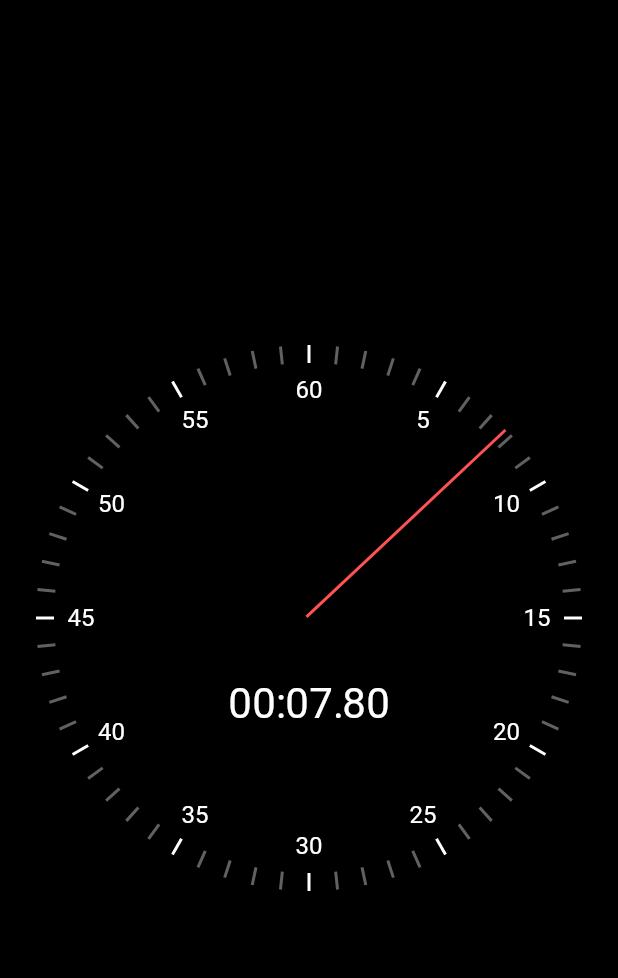
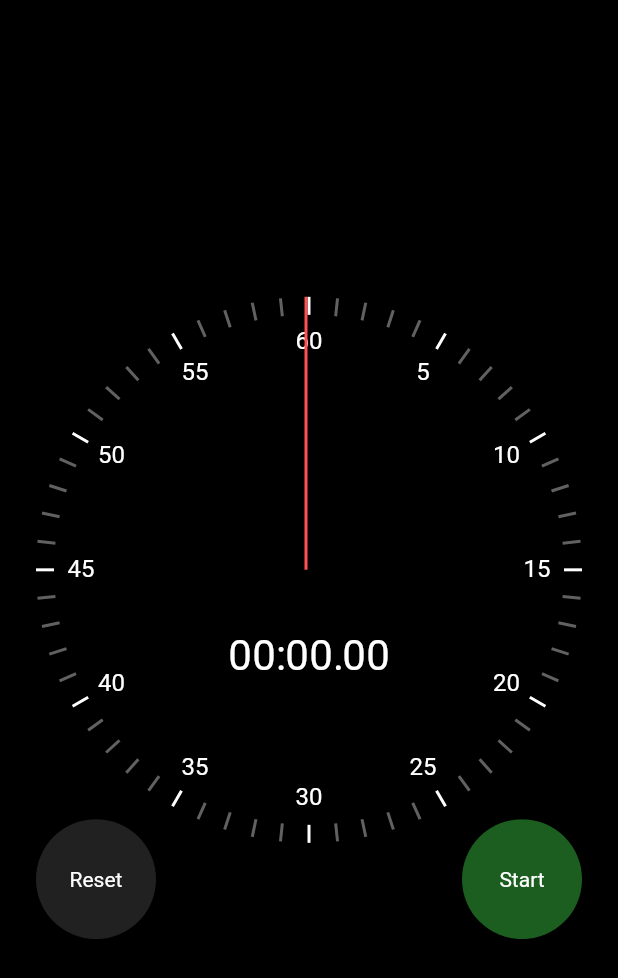
Before and after one commit to andradhandra/flutter_simple_stopwatch, a Flutter app: the screen it shows after launch, on a phone screen of 412 x 824 dp. Shown: the top 978 px of the screen. Run offline on Flutter 3.47's test engine with Material 2 defaults, Android fonts, the phone set to English and light mode, and no system bars.

Commit message:
done solution

```diff
--- a/lib/main.dart
+++ b/lib/main.dart
@@ -31,7 +31,7 @@ class MyHomePage extends StatelessWidget {
           child: Padding(
             padding: const EdgeInsets.all(24.0),
             child: AspectRatio(
-              aspectRatio: 1.0,
+              aspectRatio: 0.85,
               child: Stopwatch(),
             ),
           ),
--- a/lib/ui/stopwatch.dart
+++ b/lib/ui/stopwatch.dart
@@ -1,5 +1,7 @@
 import 'package:flutter/material.dart';
 import 'package:flutter/scheduler.dart';
+import 'package:stopwatch_flutter/ui/reset_button.dart';
+import 'package:stopwatch_flutter/ui/start_stop_button.dart';
 import 'package:stopwatch_flutter/ui/stopwatch_renderer.dart';
 
 class Stopwatch extends StatefulWidget {
@@ -9,18 +11,43 @@ class Stopwatch extends StatefulWidget {
 
 class _StopwatchState extends State<Stopwatch>
     with SingleTickerProviderStateMixin {
-  Duration _elapsedTime = Duration.zero;
+  Duration _currentElapsedTime = Duration.zero;
+  Duration _previousElapsedTime = Duration.zero;
   late final Ticker _ticker;
+  bool _isRunning = false;
+
+  Duration get _elapsed => _previousElapsedTime + _currentElapsedTime;
+
+  void _startStopTime() {
+    setState(() {
+      _isRunning = !_isRunning;
+      if (_isRunning) {
+        _ticker.start();
+      } else {
+        _ticker.stop();
+        _previousElapsedTime += _currentElapsedTime;
+        _currentElapsedTime = Duration.zero;
+      }
+    });
+  }
+
+  void _resetTime() {
+    _ticker.stop();
+    setState(() {
+      _isRunning = false;
+      _currentElapsedTime = Duration.zero;
+      _previousElapsedTime = Duration.zero;
+    });
+  }
 
   @override
   void initState() {
     super.initState();
     _ticker = this.createTicker((elapsed) {
       setState(() {
-        _elapsedTime = elapsed;
+        _currentElapsedTime = elapsed;
       });
     });
-    _ticker.start();
   }
 
   @override
@@ -33,9 +60,34 @@ class _StopwatchState extends State<Stopwatch>
   Widget build(BuildContext context) {
     return LayoutBuilder(builder: (context, constraints) {
       final radius = constraints.maxWidth / 2;
-      return StopwatchRenderer(
-        elapsedTime: _elapsedTime,
-        radius: radius,
+      return Stack(
+        children: [
+          StopwatchRenderer(
+            elapsedTime: _elapsed,
+            radius: radius,
+          ),
+          Align(
+            alignment: Alignment.bottomRight,
+            child: SizedBox(
+              height: 80,
+              width: 80,
+              child: StartStopButton(
+                isRunning: _isRunning,
+                onPressed: _startStopTime,
+              ),
+            ),
+          ),
+          Align(
+            alignment: Alignment.bottomLeft,
+            child: SizedBox(
+              width: 80,
+              height: 80,
+              child: ResetButton(
+                onPressed: _resetTime,
+              ),
+            ),
+          )
+        ],
       );
     });
   }
```
